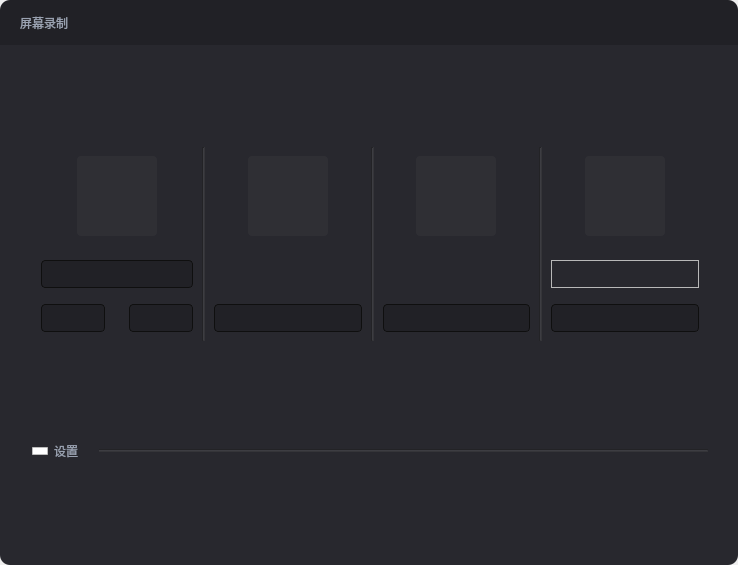
Old version of the form dialogs/recordingwindow.ui in the repository Type3limit/ScreenRecorder.
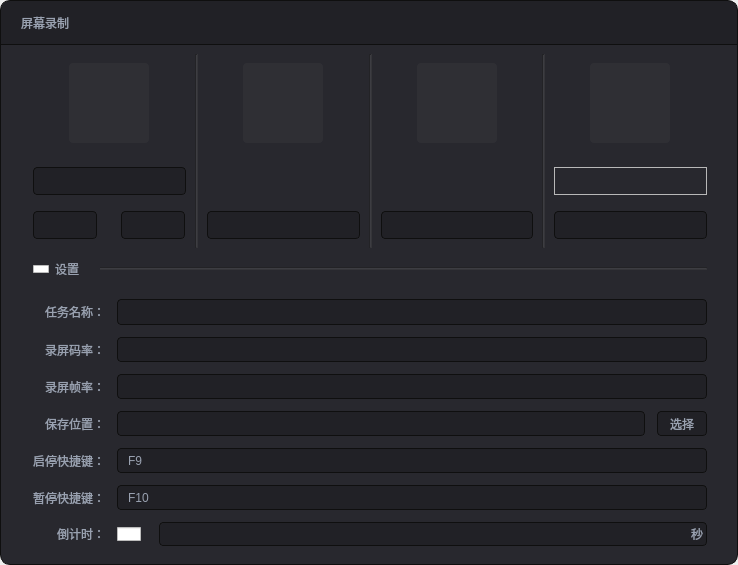
New version of the form. Icons and pictures are not drawn. Custom widgets are drawn as their Qt base class.

```diff
--- a/dialogs/recordingwindow.ui
+++ b/dialogs/recordingwindow.ui
@@ -29,16 +29,33 @@
    <string notr="true">QFrame#contentFrame
 {
 background-color:#28282E;
+border-top : 0px solid #0F0F0F;
+border-left : 1px solid #0F0F0F;
+border-right : 1px solid #0F0F0F;
+border-bottom : 1px solid #0F0F0F;
 border-bottom-left-radius:10px;
 border-bottom-right-radius:10px;
 }
 
 QFrame#titleFrame
 {
+border-top : 1px solid #0F0F0F;
+border-left : 1px solid #0F0F0F;
+border-right : 1px solid #0F0F0F;
+border-bottom : 1px solid #0F0F0F;
 background-color:#212126;
 border-top-left-radius:10px;
 border-top-right-radius:10px;
 }
+
+
+QFrame#countDownFrame
+{
+background-color:#212126;
+border-radius:4px;
+  border: 1px solid #0F0F0F;
+}
+
 QCheckBox,
 QLabel
 {
@@ -54,13 +71,14 @@
 {
 background-color:#353539;
 }
+QComboBox QAbstractItemView { outline: 0px;}
 QLineEdit,
 QComboBox{
   subcontrol-origin: padding;
   subcontrol-position: top right;
   selection-background-color: #40404A;
   selection-color: #3B3B41;
-  color: white;
+  color: #99A1B0;
   height:24px;
   background-color: #212126;
   border-style: solid;
@@ -85,15 +103,14 @@
   {
   padding-top: 0px;
   padding-left: 0px;
-  color: white;
+  color: #99A1B0;
   background-color: #40404A;
   selection-background-color: #3B3B41;
   }
 
   QComboBox:!on
   {
-  color: white;
-  background-color: ;
+  color: #99A1B0;
   }
 
 
@@ -101,13 +118,17 @@
   {
   border: 0px solid darkgray;
   color: white;
+  background-color:#212126;
   selection-background-color: #454549;
+height:24px;
   }
 
 
   QComboBox QAbstractItemView::item
   {
   qproperty-elide-mode: '...';
+  height:24px;
+outline: 0px;
   }
 
 
@@ -128,9 +149,51 @@
   QComboBox::down-arrow
   {
   image: url(:/icons/images/comboBoxExpander.svg);
-  width: 7px;
+  width: 8px;
   height: 4px;
   }
+
+QListWidget{outline:0px;}
+QListView {
+  border-radius: 4px;
+  padding: 5px;
+  margin: 0px;
+}
+
+QTableView::item,
+QTreeView::item,
+QListView::item {
+  padding: 5px;
+  height: 22px;
+  color: #99A1B0;
+  selection-color: white;
+  border-color: transparent; 
+  border-radius: 4px;
+outline: 0px;
+}
+
+
+
+QTableView:item:selected,
+QTreeView::item:selected,
+QListView::item:selected {
+  background-color: #40404A;
+  selection-background-color:  #3B3B41;
+  color: #99A1B0;
+  selection-color:  white;
+  border-radius: 4px;
+}
+
+QTableView:item:selected:focus,
+QTreeView::item:selected:focus,
+QListView::item:selected:focus {
+  background-color: #40404A;
+  selection-background-color:#3B3B41;
+  color:  #99A1B0;
+  selection-color: white; 
+}
+
+
 </string>
   </property>
   <widget class="QWidget" name="centralwidget">
@@ -252,7 +315,7 @@
        <item>
         <widget class="QWidget" name="AreaWidgets" native="true">
          <property name="sizePolicy">
-          <sizepolicy hsizetype="Preferred" vsizetype="Fixed">
+          <sizepolicy hsizetype="Preferred" vsizetype="Preferred">
            <horstretch>0</horstretch>
            <verstretch>0</verstretch>
           </sizepolicy>
@@ -261,8 +324,17 @@
           <property name="spacing">
            <number>0</number>
           </property>
+          <property name="leftMargin">
+           <number>0</number>
+          </property>
+          <property name="topMargin">
+           <number>0</number>
+          </property>
+          <property name="rightMargin">
+           <number>0</number>
+          </property>
           <property name="bottomMargin">
-           <number>1</number>
+           <number>0</number>
           </property>
           <item>
            <widget class="QWidget" name="ScreenAreaWidget" native="true">
@@ -293,6 +365,10 @@
 qproperty-iconSize:54px;
 background-color:#2F2F34;
 border-radius:4px;
+}
+QPushButton:hover
+{
+background-color:#212126;
 }</string>
                  </property>
                  <property name="text">
@@ -437,6 +513,10 @@
 qproperty-iconSize:54px;
 background-color:#2F2F34;
 border-radius:4px;
+}
+QPushButton:hover
+{
+background-color:#212126;
 }</string>
                  </property>
                  <property name="text">
@@ -528,6 +608,10 @@
 qproperty-iconSize:54px;
 background-color:#2F2F34;
 border-radius:4px;
+}
+QPushButton:hover
+{
+background-color:#212126;
 }</string>
                  </property>
                  <property name="text">
@@ -613,6 +697,10 @@
 qproperty-iconSize:44px;
 background-color:#2F2F34;
 border-radius:4px;
+}
+QPushButton:hover
+{
+background-color:#212126;
 }</string>
                  </property>
                  <property name="text">
@@ -635,6 +723,12 @@
                </property>
                <item>
                 <widget class="QFrame" name="placeholder">
+                 <property name="sizePolicy">
+                  <sizepolicy hsizetype="Preferred" vsizetype="Expanding">
+                   <horstretch>0</horstretch>
+                   <verstretch>0</verstretch>
+                  </sizepolicy>
+                 </property>
                  <property name="minimumSize">
                   <size>
                    <width>0</width>
@@ -678,13 +772,19 @@
         </widget>
        </item>
        <item>
-        <widget class="QWidget" name="SettingWidget" native="true">
+        <widget class="QWidget" name="SettingExpandWidget" native="true">
          <property name="sizePolicy">
           <sizepolicy hsizetype="Preferred" vsizetype="Fixed">
            <horstretch>0</horstretch>
            <verstretch>0</verstretch>
           </sizepolicy>
          </property>
+         <property name="maximumSize">
+          <size>
+           <width>16777215</width>
+           <height>30</height>
+          </size>
+         </property>
          <layout class="QHBoxLayout" name="horizontalLayout_3">
           <item>
            <widget class="QCheckBox" name="checkBox">
@@ -749,7 +849,313 @@
         </widget>
        </item>
        <item>
-        <layout class="QVBoxLayout" name="verticalLayout_6"/>
+        <widget class="QWidget" name="SettingWidget" native="true">
+         <property name="sizePolicy">
+          <sizepolicy hsizetype="Preferred" vsizetype="Expanding">
+           <horstretch>0</horstretch>
+           <verstretch>0</verstretch>
+          </sizepolicy>
+         </property>
+         <layout class="QVBoxLayout" name="verticalLayout_6">
+          <property name="spacing">
+           <number>12</number>
+          </property>
+          <property name="leftMargin">
+           <number>1</number>
+          </property>
+          <property name="bottomMargin">
+           <number>9</number>
+          </property>
+          <item>
+           <layout class="QHBoxLayout" name="horizontalLayout_7">
+            <property name="leftMargin">
+             <number>20</number>
+            </property>
+            <item>
+             <widget class="QLabel" name="label_2">
+              <property name="sizePolicy">
+               <sizepolicy hsizetype="Fixed" vsizetype="Preferred">
+                <horstretch>0</horstretch>
+                <verstretch>0</verstretch>
+               </sizepolicy>
+              </property>
+              <property name="text">
+               <string>任务名称：</string>
+              </property>
+             </widget>
+            </item>
+            <item>
+             <widget class="QLineEdit" name="nameEdit"/>
+            </item>
+           </layout>
+          </item>
+          <item>
+           <layout class="QHBoxLayout" name="horizontalLayout_10">
+            <property name="leftMargin">
+             <number>20</number>
+            </property>
+            <item>
+             <widget class="QLabel" name="label_4">
+              <property name="sizePolicy">
+               <sizepolicy hsizetype="Fixed" vsizetype="Preferred">
+                <horstretch>0</horstretch>
+                <verstretch>0</verstretch>
+               </sizepolicy>
+              </property>
+              <property name="text">
+               <string>录屏码率：</string>
+              </property>
+             </widget>
+            </item>
+            <item>
+             <widget class="QComboBox" name="bitrateComboBox"/>
+            </item>
+           </layout>
+          </item>
+          <item>
+           <layout class="QHBoxLayout" name="horizontalLayout_12">
+            <property name="leftMargin">
+             <number>20</number>
+            </property>
+            <item>
+             <widget class="QLabel" name="label_5">
+              <property name="sizePolicy">
+               <sizepolicy hsizetype="Fixed" vsizetype="Preferred">
+                <horstretch>0</horstretch>
+                <verstretch>0</verstretch>
+               </sizepolicy>
+              </property>
+              <property name="text">
+               <string>录屏帧率：</string>
+              </property>
+             </widget>
+            </item>
+            <item>
+             <widget class="QComboBox" name="frameRateComboBox"/>
+            </item>
+           </layout>
+          </item>
+          <item>
+           <layout class="QHBoxLayout" name="horizontalLayout_14">
+            <property name="leftMargin">
+             <number>20</number>
+            </property>
+            <item>
+             <widget class="QLabel" name="label_6">
+              <property name="text">
+               <string>保存位置：</string>
+              </property>
+             </widget>
+            </item>
+            <item>
+             <widget class="QLineEdit" name="savePathEdit"/>
+            </item>
+            <item>
+             <widget class="QPushButton" name="pathSelectionButton">
+              <property name="sizePolicy">
+               <sizepolicy hsizetype="Fixed" vsizetype="Fixed">
+                <horstretch>0</horstretch>
+                <verstretch>0</verstretch>
+               </sizepolicy>
+              </property>
+              <property name="minimumSize">
+               <size>
+                <width>50</width>
+                <height>0</height>
+               </size>
+              </property>
+              <property name="styleSheet">
+               <string notr="true">QPushButton
+{
+  selection-background-color: #40404A;
+  selection-color: #3B3B41;
+  color: #99A1B0;
+  height:24px;
+  background-color: #212126;
+  border-style: solid;
+  border: 1px solid #0F0F0F;
+  border-radius: 4;
+  padding: 1px 0px 1px 2px;
+  font-size: 12px;
+  font-family:Microsoft YaHei UI;
+  padding-left:0px;
+}
+QPushButton:hover
+{
+ background-color: #2F2F34;
+}</string>
+              </property>
+              <property name="text">
+               <string>选择</string>
+              </property>
+             </widget>
+            </item>
+           </layout>
+          </item>
+          <item>
+           <layout class="QHBoxLayout" name="horizontalLayout_17">
+            <property name="leftMargin">
+             <number>8</number>
+            </property>
+            <item>
+             <widget class="QLabel" name="label_7">
+              <property name="text">
+               <string>启停快捷键：</string>
+              </property>
+             </widget>
+            </item>
+            <item>
+             <widget class="QKeySequenceEdit" name="StartShortCut">
+              <property name="keySequence">
+               <string>F9</string>
+              </property>
+             </widget>
+            </item>
+           </layout>
+          </item>
+          <item>
+           <layout class="QHBoxLayout" name="horizontalLayout_18">
+            <property name="leftMargin">
+             <number>8</number>
+            </property>
+            <item>
+             <widget class="QLabel" name="label_8">
+              <property name="text">
+               <string>暂停快捷键：</string>
+              </property>
+             </widget>
+            </item>
+            <item>
+             <widget class="QKeySequenceEdit" name="PauseShortCut">
+              <property name="keySequence">
+               <string>F10</string>
+              </property>
+             </widget>
+            </item>
+           </layout>
+          </item>
+          <item>
+           <layout class="QHBoxLayout" name="horizontalLayout_19">
+            <property name="leftMargin">
+             <number>32</number>
+            </property>
+            <property name="bottomMargin">
+             <number>0</number>
+            </property>
+            <item>
+             <widget class="QLabel" name="label_9">
+              <property name="sizePolicy">
+               <sizepolicy hsizetype="Fixed" vsizetype="Preferred">
+                <horstretch>0</horstretch>
+                <verstretch>0</verstretch>
+               </sizepolicy>
+              </property>
+              <property name="text">
+               <string>倒计时：</string>
+              </property>
+             </widget>
+            </item>
+            <item>
+             <widget class="QCheckBox" name="countDownCheckBox">
+              <property name="sizePolicy">
+               <sizepolicy hsizetype="Fixed" vsizetype="Fixed">
+                <horstretch>0</horstretch>
+                <verstretch>0</verstretch>
+               </sizepolicy>
+              </property>
+              <property name="styleSheet">
+               <string notr="true"> QCheckBox::indicator {
+     width: 24px;
+     height:14px;
+
+ }
+
+  QCheckBox::indicator:checked
+  {
+    image: url(:/icons/images/checkbox_checked.svg)
+  }
+  QCheckBox::indicator:unchecked
+  {
+    image: url(:/icons/images/checkbox_unchecked.svg)
+  }</string>
+              </property>
+              <property name="text">
+               <string/>
+              </property>
+             </widget>
+            </item>
+            <item>
+             <widget class="QFrame" name="countDownFrame">
+              <property name="sizePolicy">
+               <sizepolicy hsizetype="Preferred" vsizetype="Fixed">
+                <horstretch>0</horstretch>
+                <verstretch>0</verstretch>
+               </sizepolicy>
+              </property>
+              <property name="minimumSize">
+               <size>
+                <width>0</width>
+                <height>24</height>
+               </size>
+              </property>
+              <property name="frameShape">
+               <enum>QFrame::StyledPanel</enum>
+              </property>
+              <property name="frameShadow">
+               <enum>QFrame::Raised</enum>
+              </property>
+              <layout class="QHBoxLayout" name="horizontalLayout_23">
+               <property name="spacing">
+                <number>5</number>
+               </property>
+               <property name="leftMargin">
+                <number>0</number>
+               </property>
+               <property name="topMargin">
+                <number>0</number>
+               </property>
+               <property name="rightMargin">
+                <number>3</number>
+               </property>
+               <property name="bottomMargin">
+                <number>0</number>
+               </property>
+               <item>
+                <widget class="QLineEdit" name="countDownEdit">
+                 <property name="styleSheet">
+                  <string notr="true">QLineEdit,
+QComboBox{
+  subcontrol-origin: padding;
+  subcontrol-position: top right;
+  selection-background-color: #40404A;
+  selection-color: #3B3B41;
+  color: #99A1B0;
+  height:24px;
+  background-color: #212126;
+  border-style: solid;
+  border: 0px solid #0F0F0F;
+  padding: 1px 0px 1px 2px;
+  font-size: 12px;
+  font-family:Microsoft YaHei UI;
+  padding-left:8px;
+  }</string>
+                 </property>
+                </widget>
+               </item>
+               <item>
+                <widget class="QLabel" name="label_10">
+                 <property name="text">
+                  <string>秒</string>
+                 </property>
+                </widget>
+               </item>
+              </layout>
+             </widget>
+            </item>
+           </layout>
+          </item>
+         </layout>
+        </widget>
        </item>
       </layout>
      </widget>
```
Left out of the diff: 43 changed lines with no effect on the pictures.
